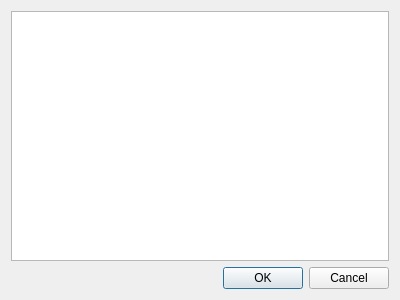
Above: Nayda/helpserversettings.ui from Mar94oK/Nayda before the change. Below: the same form after it.
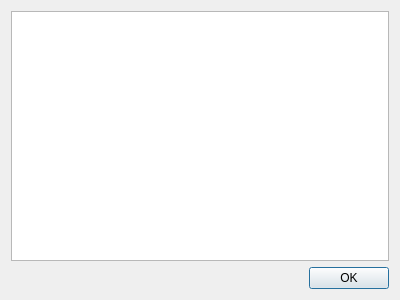
That is the form after the change.

Commit message: Removing "Cancel" button from the serverhelpsetting.us

What changed in the file:
```diff
--- a/Nayda/helpserversettings.ui
+++ b/Nayda/helpserversettings.ui
@@ -23,7 +23,7 @@
       <enum>Qt::Horizontal</enum>
      </property>
      <property name="standardButtons">
-      <set>QDialogButtonBox::Cancel|QDialogButtonBox::Ok</set>
+      <set>QDialogButtonBox::Ok</set>
      </property>
     </widget>
    </item>
```
The commit also changes 3 other files.
